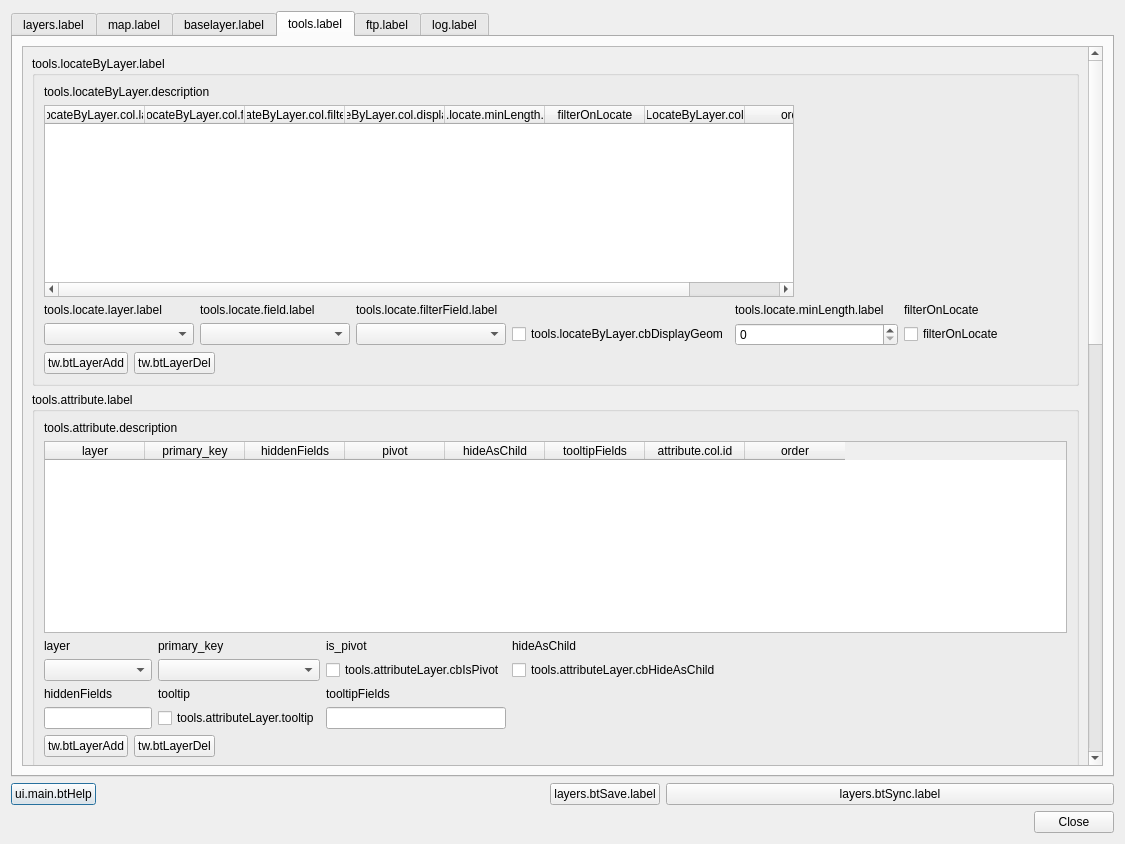
This is ui_lizmap.ui in 3liz/lizmap-plugin as Qt 5 draws it before an edit. The edited form follows.
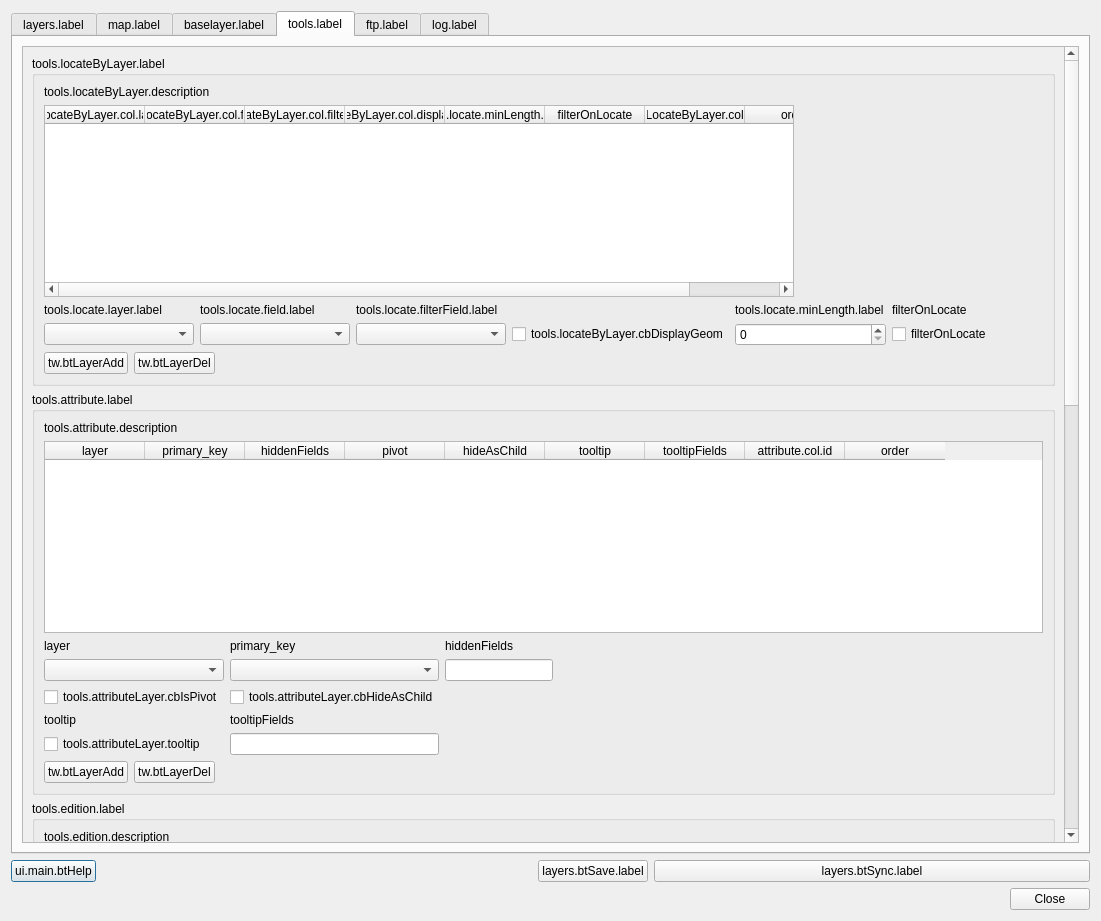
This is the edited form. The open tabs and pages were chosen to show the change.

Commit message: Interface - Reorganize attribute layers tool

Patch:
```diff
--- a/ui_lizmap.ui
+++ b/ui_lizmap.ui
@@ -6,8 +6,8 @@
    <rect>
     <x>0</x>
     <y>0</y>
-    <width>1125</width>
-    <height>844</height>
+    <width>1101</width>
+    <height>921</height>
    </rect>
   </property>
   <property name="windowTitle">
@@ -1570,9 +1570,9 @@
           <property name="geometry">
            <rect>
             <x>0</x>
-            <y>-204</y>
+            <y>-261</y>
             <width>1154</width>
-            <height>1842</height>
+            <height>1870</height>
            </rect>
           </property>
           <layout class="QVBoxLayout" name="verticalLayout_4">
@@ -1874,6 +1874,11 @@
                   <string>hideAsChild</string>
                  </property>
                 </column>
+                <column>
+                 <property name="text">
+                  <string>tooltip</string>
+                 </property>
+                </column>
                 <column>
                  <property name="text">
                   <string>tooltipFields</string>
@@ -1895,20 +1900,6 @@
                <layout class="QHBoxLayout" name="horizontalLayout_27">
                 <item>
                  <layout class="QGridLayout" name="gridLayout_25">
-                  <item row="1" column="2">
-                   <widget class="QCheckBox" name="cbAttributeLayerIsPivot">
-                    <property name="text">
-                     <string>tools.attributeLayer.cbIsPivot</string>
-                    </property>
-                   </widget>
-                  </item>
-                  <item row="2" column="0">
-                   <widget class="QLabel" name="label_64">
-                    <property name="text">
-                     <string>hiddenFields</string>
-                    </property>
-                   </widget>
-                  </item>
                   <item row="0" column="0">
                    <widget class="QLabel" name="label_61">
                     <property name="text">
@@ -1916,13 +1907,6 @@
                     </property>
                    </widget>
                   </item>
-                  <item row="0" column="2">
-                   <widget class="QLabel" name="label_63">
-                    <property name="text">
-                     <string>is_pivot</string>
-                    </property>
-                   </widget>
-                  </item>
                   <item row="1" column="1">
                    <widget class="QComboBox" name="liAttributeLayerFields"/>
                   </item>
@@ -1936,46 +1920,53 @@
                     </property>
                    </widget>
                   </item>
-                  <item row="1" column="3">
-                   <widget class="QCheckBox" name="cbAttributeLayerHideAsChild">
+                  <item row="0" column="2">
+                   <widget class="QLabel" name="label_64">
                     <property name="text">
-                     <string>tools.attributeLayer.cbHideAsChild</string>
+                     <string>hiddenFields</string>
                     </property>
                    </widget>
                   </item>
-                  <item row="0" column="3">
-                   <widget class="QLabel" name="label_65">
+                  <item row="6" column="0">
+                   <widget class="QCheckBox" name="cbAttributeLayerIsPivot">
                     <property name="text">
-                     <string>hideAsChild</string>
+                     <string>tools.attributeLayer.cbIsPivot</string>
                     </property>
                    </widget>
                   </item>
-                  <item row="3" column="0">
+                  <item row="1" column="2">
                    <widget class="QLineEdit" name="inAttributeLayerHiddenFields"/>
                   </item>
-                  <item row="2" column="1">
-                   <widget class="QLabel" name="label_68">
-                    <property name="text">
-                     <string>tooltip</string>
-                    </property>
-                   </widget>
-                  </item>
-                  <item row="3" column="1">
+                  <item row="8" column="0">
                    <widget class="QCheckBox" name="cbAttributeLayerTooltip">
                     <property name="text">
                      <string>tools.attributeLayer.tooltip</string>
                     </property>
                    </widget>
                   </item>
-                  <item row="2" column="2">
+                  <item row="8" column="1">
+                   <widget class="QLineEdit" name="inAttributeLayerTooltipFields"/>
+                  </item>
+                  <item row="7" column="1">
                    <widget class="QLabel" name="label_67">
                     <property name="text">
                      <string>tooltipFields</string>
                     </property>
                    </widget>
                   </item>
-                  <item row="3" column="2">
-                   <widget class="QLineEdit" name="inAttributeLayerTooltipFields"/>
+                  <item row="6" column="1">
+                   <widget class="QCheckBox" name="cbAttributeLayerHideAsChild">
+                    <property name="text">
+                     <string>tools.attributeLayer.cbHideAsChild</string>
+                    </property>
+                   </widget>
+                  </item>
+                  <item row="7" column="0">
+                   <widget class="QLabel" name="label_68">
+                    <property name="text">
+                     <string>tooltip</string>
+                    </property>
+                   </widget>
                   </item>
                  </layout>
                 </item>
```
Left out of the diff: 17 changed lines with no effect on the pictures. The commit also changes 9 other files.
